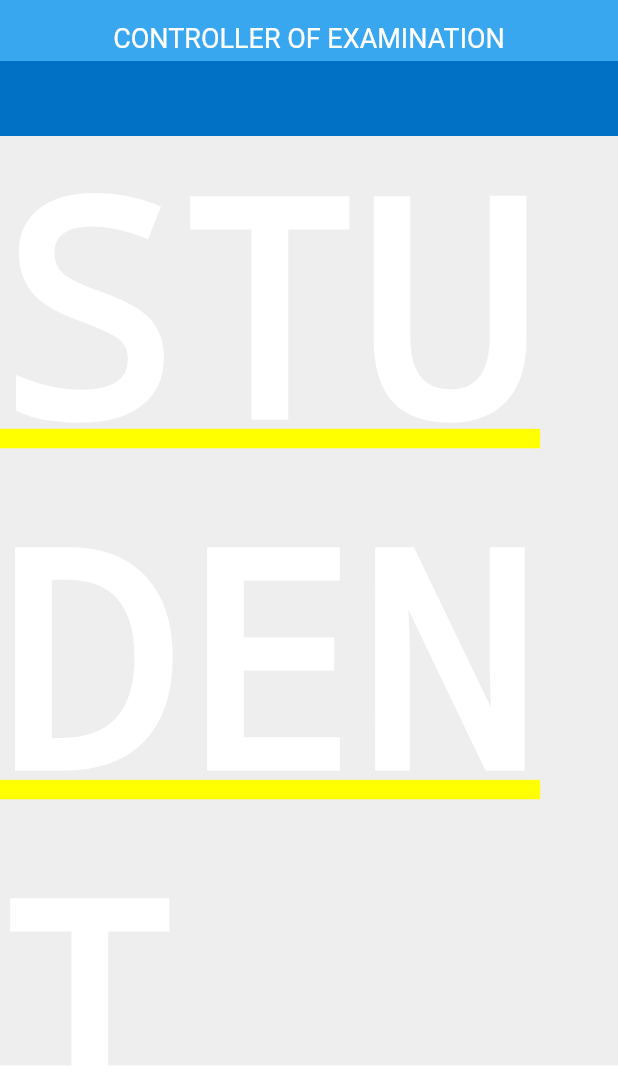
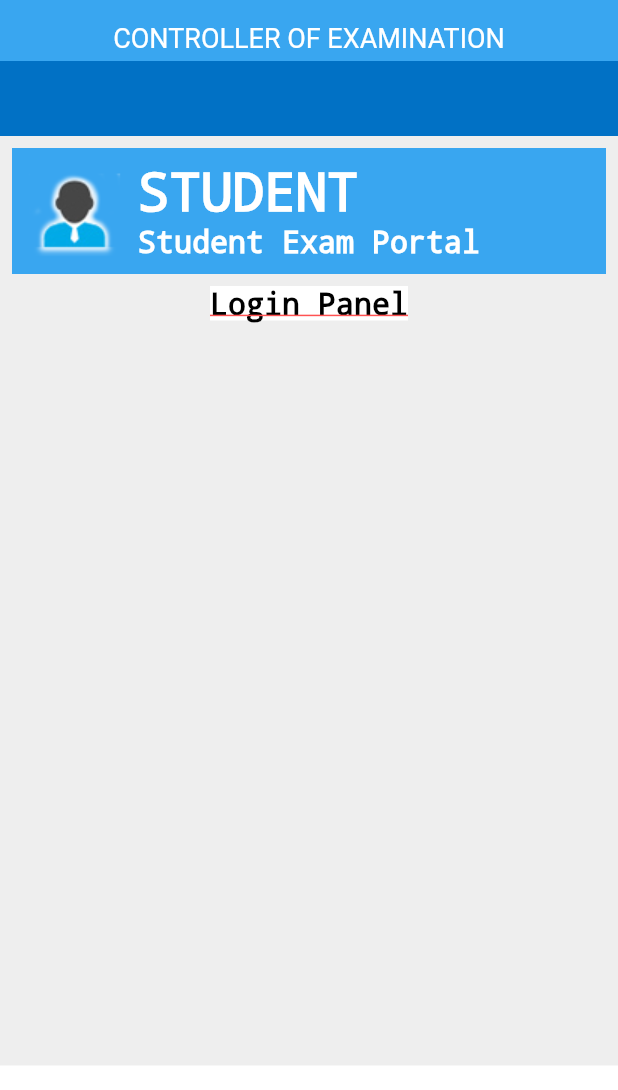
Before and after one commit to Muskan-Khan/Jamia-Students-Portal-App, a Flutter app: the screen it shows after launch, on a phone screen of 412 x 824 dp, the part 146-1236 px from its top. Run offline on Flutter 3.47's test engine with Material 2 defaults, Android fonts, the phone set to English and light mode, and no system bars.

Commit message:
Login Panel without credentials field

```diff
--- a/students_portal/lib/internal_screens/login.dart
+++ b/students_portal/lib/internal_screens/login.dart
@@ -26,11 +26,62 @@ class LoginFieldHead extends StatelessWidget {
   @override
   Widget build(BuildContext context) {
     // TODO: implement build
-    return const Center(
-      child: Text(
-        "STUDENT",
-        style: TextStyle(decoration: null, color: Colors.white, fontSize: 200),
-      ),
+    return Column(
+
+      children: [
+        Padding(
+          padding: const EdgeInsets.all(8.0),
+          child: Container(
+            color: const Color(0xff39a6f0),
+            child: Center(
+              child: Row(
+                children: [
+                  Padding(
+                    padding: const EdgeInsets.all(10),
+                    child: Image.asset("assets/images/studentIcon.png"),
+                  ),
+                  Column(
+                    crossAxisAlignment: CrossAxisAlignment.start,
+                    children: const [
+                      Text(
+                        "STUDENT",
+                        style: TextStyle(
+                            decoration: TextDecoration.none,
+                            color: Colors.white,
+                            fontSize: 35),
+                      ),
+                      Text(
+                        "Student Exam Portal",
+                        style: TextStyle(
+                            decoration: TextDecoration.none,
+                            color: Colors.white,
+                            fontSize: 20),
+                      )
+                    ],
+                  ),
+                ],
+              ),
+            ),
+          ),
+        ),
+        Container(
+          color: Colors.white,
+          child: Column(
+            crossAxisAlignment: CrossAxisAlignment.start,
+            children: const [
+              Text(
+                "Login Panel",
+                style: TextStyle(
+                    decorationColor: Colors.redAccent,
+                    decorationThickness: 1,
+                    fontSize: 20,
+                    decorationStyle: TextDecorationStyle.solid,
+                    color: Colors.black),
+              )
+            ],
+          ),
+        )
+      ],
     );
   }
 }
--- a/students_portal/pubspec.yaml
+++ b/students_portal/pubspec.yaml
@@ -61,6 +61,7 @@ flutter:
   assets:
     - assets/images/jmilogo.png
     - assets/images/jamialogo.jpg
+    - assets/images/studentIcon.png
     # - images/a_dot_ham.jpeg
 
   # An image asset can refer to one or more resolution-specific "variants", see
```
Also changed, not shown: students_portal/assets/images/studentIcon.png (added).
